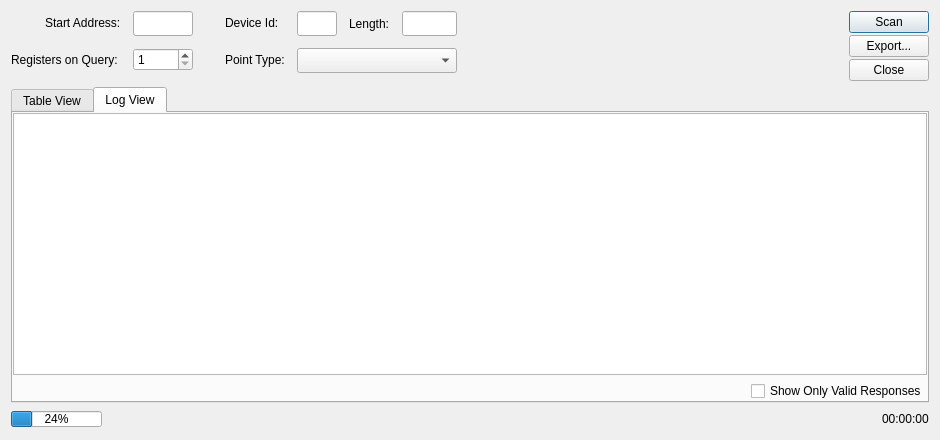
This is omodscan/dialogs/dialogaddressscan.ui in sanny32/OpenModScan as Qt 5 draws it before an edit. The edited form follows.
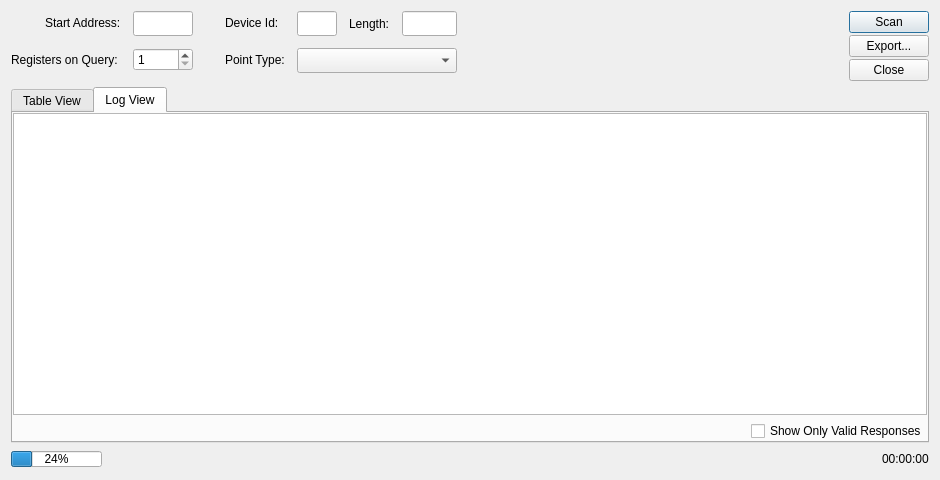
This is the edited form. Icons and pictures are not drawn. Custom widgets are drawn as their Qt base class.

Commit message: Correct ux of dialog address scan

```diff
--- a/omodscan/dialogs/dialogaddressscan.ui
+++ b/omodscan/dialogs/dialogaddressscan.ui
@@ -7,7 +7,7 @@
     <x>0</x>
     <y>0</y>
     <width>940</width>
-    <height>440</height>
+    <height>480</height>
    </rect>
   </property>
   <property name="windowTitle">
```
The commit also changes 1 other file.
